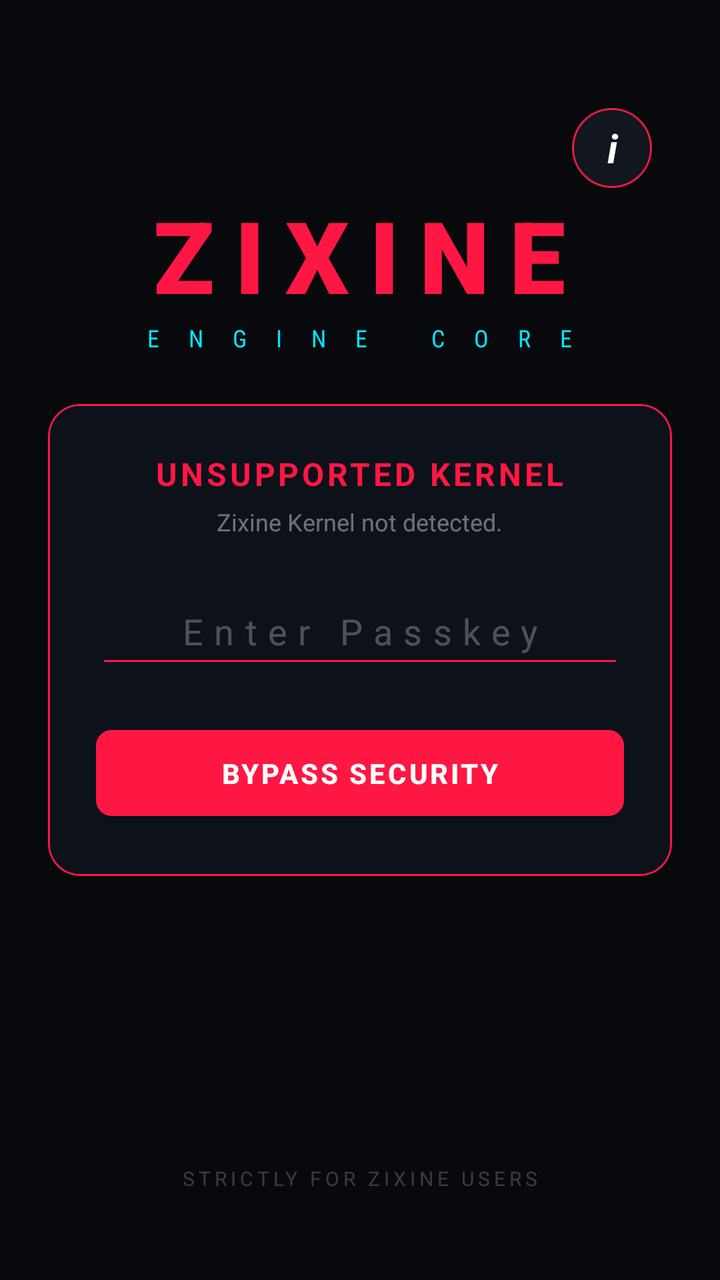
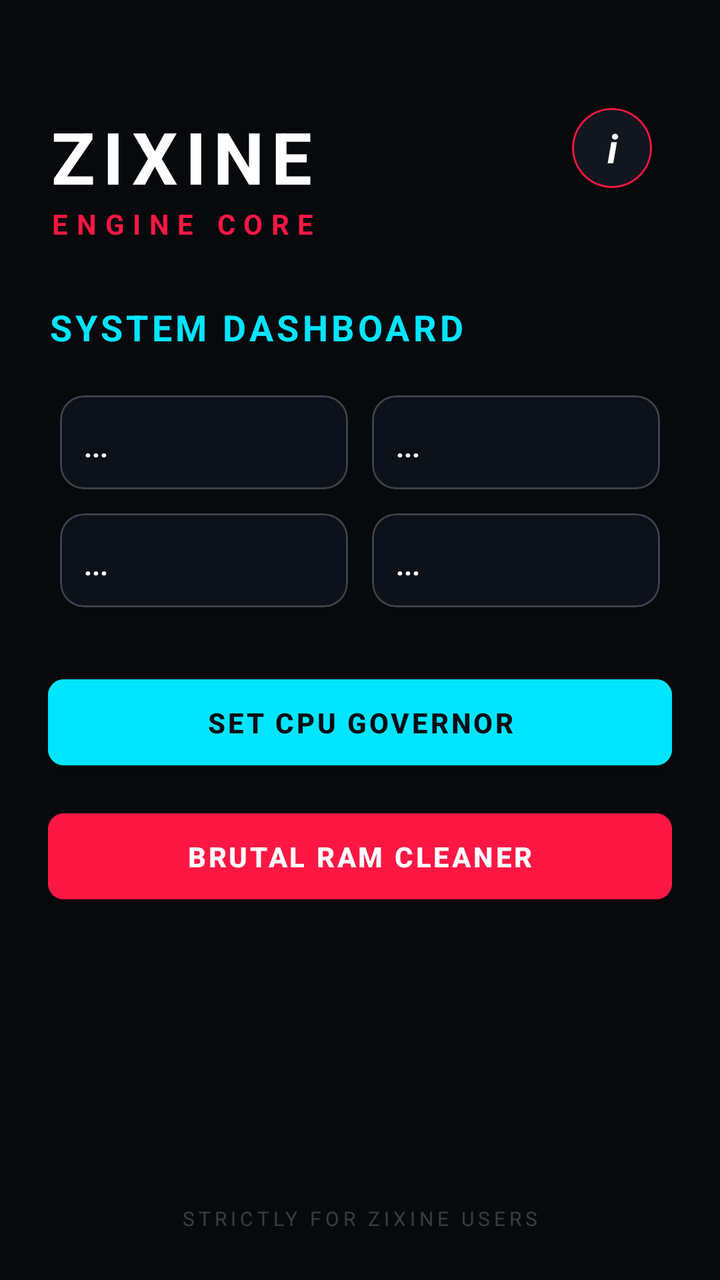

Screens rendered from an Android XML layout before and after an edit, with the pre-edit source and the edit as a unified diff.
<!-- AndroidManifest.xml: application theme Theme.MaterialComponents.DayNight.NoActionBar -->
<!-- res/layout/activity_main.xml -->
<?xml version="1.0" encoding="utf-8"?>
<RelativeLayout xmlns:android="http://schemas.android.com/apk/res/android"
    xmlns:app="http://schemas.android.com/apk/res-auto"
    android:layout_width="match_parent"
    android:layout_height="match_parent"
    android:background="#07090D"
    android:padding="24dp">

    <com.google.android.material.card.MaterialCardView
        android:id="@+id/btn_info"
        android:layout_width="40dp"
        android:layout_height="40dp"
        android:layout_alignParentTop="true"
        android:layout_alignParentEnd="true"
        android:layout_marginTop="30dp"
        android:layout_marginEnd="10dp"
        android:clickable="true"
        android:focusable="true"
        app:cardBackgroundColor="#12161F"
        app:cardCornerRadius="20dp"
        app:strokeColor="#FF1744"
        app:strokeWidth="1dp">
        <TextView
            android:layout_width="match_parent"
            android:layout_height="match_parent"
            android:text="i"
            android:textColor="#FFFFFF"
            android:textSize="20sp"
            android:textStyle="bold|italic"
            android:gravity="center"/>
    </com.google.android.material.card.MaterialCardView>

    <LinearLayout
        android:id="@+id/header"
        android:layout_width="wrap_content"
        android:layout_height="wrap_content"
        android:layout_centerHorizontal="true"
        android:layout_marginTop="70dp"
        android:gravity="center"
        android:orientation="vertical">
        <TextView
            android:layout_width="wrap_content"
            android:layout_height="wrap_content"
            android:text="ZIXINE"
            android:textColor="#FF1744"
            android:textSize="50sp"
            android:fontFamily="sans-serif-black"
            android:letterSpacing="0.2" />
        <TextView
            android:layout_width="wrap_content"
            android:layout_height="wrap_content"
            android:text="E N G I N E   C O R E"
            android:textColor="#00E5FF"
            android:textSize="12sp"
            android:letterSpacing="0.5"
            android:fontFamily="sans-serif-condensed" />
    </LinearLayout>

    <LinearLayout
        android:id="@+id/layout_verified"
        android:layout_width="match_parent"
        android:layout_height="wrap_content"
        android:layout_centerInParent="true"
        android:gravity="center"
        android:orientation="vertical"
        android:visibility="gone">
        <TextView
            android:layout_width="wrap_content"
            android:layout_height="wrap_content"
            android:text="SYSTEM VERIFIED"
            android:textColor="#00E5FF"
            android:textSize="20sp"
            android:textStyle="bold"
            android:letterSpacing="0.1"/>
        <TextView
            android:layout_width="wrap_content"
            android:layout_height="wrap_content"
            android:layout_marginTop="10dp"
            android:text="Close this app and use Quick Settings (Status Bar) to control Zixine Engine."
            android:textColor="#88FFFFFF"
            android:textSize="14sp"
            android:gravity="center"
            android:paddingHorizontal="30dp"/>
    </LinearLayout>

    <com.google.android.material.card.MaterialCardView
        android:id="@+id/layout_locked"
        android:layout_width="match_parent"
        android:layout_height="wrap_content"
        android:layout_centerInParent="true"
        app:cardBackgroundColor="#0D111A"
        app:cardCornerRadius="16dp"
        app:strokeColor="#FF1744"
        app:strokeWidth="1dp"
        android:elevation="10dp">
        <LinearLayout
            android:layout_width="match_parent"
            android:layout_height="wrap_content"
            android:orientation="vertical"
            android:padding="24dp"
            android:gravity="center">
            <TextView
                android:layout_width="wrap_content"
                android:layout_height="wrap_content"
                android:text="UNSUPPORTED KERNEL"
                android:textColor="#FF1744"
                android:textSize="16sp"
                android:textStyle="bold"
                android:letterSpacing="0.1"/>
            <TextView
                android:layout_width="wrap_content"
                android:layout_height="wrap_content"
                android:layout_marginTop="5dp"
                android:text="Zixine Kernel not detected."
                android:textColor="#66FFFFFF"
                android:textSize="12sp" />
            
            <EditText
                android:id="@+id/input_code"
                android:layout_width="match_parent"
                android:layout_height="50dp"
                android:layout_marginTop="20dp"
                android:hint="Enter Passkey"
                android:textColorHint="#44FFFFFF"
                android:textColor="#FFFFFF"
                android:inputType="numberPassword"
                android:gravity="center"
                android:backgroundTint="#FF1744"
                android:textSize="18sp"
                android:letterSpacing="0.3"/>
                
            <Button
                android:id="@+id/btn_unlock"
                android:layout_width="match_parent"
                android:layout_height="55dp"
                android:layout_marginTop="20dp"
                android:text="BYPASS SECURITY"
                android:textColor="#FFFFFF"
                android:textStyle="bold"
                android:backgroundTint="#FF1744"
                app:cornerRadius="8dp"/>
        </LinearLayout>
    </com.google.android.material.card.MaterialCardView>

    <TextView
        android:layout_width="match_parent"
        android:layout_height="wrap_content"
        android:layout_alignParentBottom="true"
        android:layout_marginBottom="20dp"
        android:text="STRICTLY FOR ZIXINE USERS"
        android:textColor="#33FFFFFF"
        android:textSize="10sp"
        android:gravity="center"
        android:letterSpacing="0.2"/>

</RelativeLayout>
<!-- resources referenced by this layout -->
<resources>

</resources>

<!-- the commit's change to res/layout/activity_main.xml (unified diff, before → after) -->
@@ -34,53 +34,24 @@
         android:id="@+id/header"
         android:layout_width="wrap_content"
         android:layout_height="wrap_content"
-        android:layout_centerHorizontal="true"
-        android:layout_marginTop="70dp"
-        android:gravity="center"
-        android:orientation="vertical">
+        android:orientation="vertical"
+        android:layout_marginTop="30dp">
         <TextView
             android:layout_width="wrap_content"
             android:layout_height="wrap_content"
             android:text="ZIXINE"
-            android:textColor="#FF1744"
-            android:textSize="50sp"
-            android:fontFamily="sans-serif-black"
-            android:letterSpacing="0.2" />
-        <TextView
-            android:layout_width="wrap_content"
-            android:layout_height="wrap_content"
-            android:text="E N G I N E   C O R E"
-            android:textColor="#00E5FF"
-            android:textSize="12sp"
-            android:letterSpacing="0.5"
-            android:fontFamily="sans-serif-condensed" />
-    </LinearLayout>
-
-    <LinearLayout
-        android:id="@+id/layout_verified"
-        android:layout_width="match_parent"
-        android:layout_height="wrap_content"
-        android:layout_centerInParent="true"
-        android:gravity="center"
-        android:orientation="vertical"
-        android:visibility="gone">
-        <TextView
-            android:layout_width="wrap_content"
-            android:layout_height="wrap_content"
-            android:text="SYSTEM VERIFIED"
-            android:textColor="#00E5FF"
-            android:textSize="20sp"
+            android:textColor="#FFFFFF"
+            android:textSize="36sp"
             android:textStyle="bold"
             android:letterSpacing="0.1"/>
         <TextView
             android:layout_width="wrap_content"
             android:layout_height="wrap_content"
-            android:layout_marginTop="10dp"
-            android:text="Close this app and use Quick Settings (Status Bar) to control Zixine Engine."
-            android:textColor="#88FFFFFF"
+            android:text="ENGINE CORE"
+            android:textColor="#FF1744"
             android:textSize="14sp"
-            android:gravity="center"
-            android:paddingHorizontal="30dp"/>
+            android:textStyle="bold"
+            android:letterSpacing="0.3"/>
     </LinearLayout>
 
     <com.google.android.material.card.MaterialCardView
@@ -90,31 +61,26 @@
         android:layout_centerInParent="true"
         app:cardBackgroundColor="#0D111A"
         app:cardCornerRadius="16dp"
-        app:strokeColor="#FF1744"
+        app:strokeColor="#33FF1744"
         app:strokeWidth="1dp"
-        android:elevation="10dp">
+        android:visibility="gone">
+
         <LinearLayout
             android:layout_width="match_parent"
             android:layout_height="wrap_content"
             android:orientation="vertical"
-            android:padding="24dp"
-            android:gravity="center">
+            android:padding="24dp">
+
             <TextView
-                android:layout_width="wrap_content"
-                android:layout_height="wrap_content"
-                android:text="UNSUPPORTED KERNEL"
+                android:layout_width="match_parent"
+                android:layout_height="wrap_content"
+                android:text="RESTRICTED AREA"
                 android:textColor="#FF1744"
                 android:textSize="16sp"
                 android:textStyle="bold"
-                android:letterSpacing="0.1"/>
-            <TextView
-                android:layout_width="wrap_content"
-                android:layout_height="wrap_content"
-                android:layout_marginTop="5dp"
-                android:text="Zixine Kernel not detected."
-                android:textColor="#66FFFFFF"
-                android:textSize="12sp" />
-            
+                android:gravity="center"
+                android:letterSpacing="0.2"/>
+
             <EditText
                 android:id="@+id/input_code"
                 android:layout_width="match_parent"
@@ -142,11 +108,141 @@
         </LinearLayout>
     </com.google.android.material.card.MaterialCardView>
 
+    <LinearLayout
+        android:id="@+id/layout_verified"
+        android:layout_width="match_parent"
+        android:layout_height="match_parent"
+        android:layout_below="@id/header"
+        android:layout_marginTop="30dp"
+        android:orientation="vertical"
+        android:visibility="visible">
+
+        <TextView
+            android:layout_width="wrap_content"
+            android:layout_height="wrap_content"
+            android:text="SYSTEM DASHBOARD"
+            android:textColor="#00E5FF"
+            android:textSize="18sp"
+            android:textStyle="bold"
+            android:letterSpacing="0.1"
+            android:layout_marginBottom="16dp"/>
+
+        <GridLayout
+            android:layout_width="match_parent"
+            android:layout_height="wrap_content"
+            android:columnCount="2"
+            android:rowCount="2"
+            android:layout_marginBottom="24dp">
+
+            <com.google.android.material.card.MaterialCardView
+                android:layout_width="0dp"
+                android:layout_height="wrap_content"
+                android:layout_columnWeight="1"
+                android:layout_margin="6dp"
+                app:cardBackgroundColor="#0D111A"
+                app:cardCornerRadius="12dp"
+                app:strokeColor="#33FFFFFF"
+                app:strokeWidth="1dp">
+                <LinearLayout
+                    android:layout_width="match_parent"
+                    android:layout_height="wrap_content"
+                    android:orientation="vertical"
+                    android:padding="12dp">
+                    <TextView android:text="RAM USAGE" android:textColor="#88FFFFFF" android:textSize="10sp" android:textStyle="bold"/>
+                    <TextView android:id="@+id/tv_ram" android:layout_width="wrap_content" android:layout_height="wrap_content" android:text="..." android:textColor="#FFFFFF" android:textSize="14sp" android:layout_marginTop="4dp" android:textStyle="bold"/>
+                </LinearLayout>
+            </com.google.android.material.card.MaterialCardView>
+
+            <com.google.android.material.card.MaterialCardView
+                android:layout_width="0dp"
+                android:layout_height="wrap_content"
+                android:layout_columnWeight="1"
+                android:layout_margin="6dp"
+                app:cardBackgroundColor="#0D111A"
+                app:cardCornerRadius="12dp"
+                app:strokeColor="#33FFFFFF"
+                app:strokeWidth="1dp">
+                <LinearLayout
+                    android:layout_width="match_parent"
+                    android:layout_height="wrap_content"
+                    android:orientation="vertical"
+                    android:padding="12dp">
+                    <TextView android:text="ZRAM (SWAP)" android:textColor="#88FFFFFF" android:textSize="10sp" android:textStyle="bold"/>
+                    <TextView android:id="@+id/tv_zram" android:layout_width="wrap_content" android:layout_height="wrap_content" android:text="..." android:textColor="#FFFFFF" android:textSize="14sp" android:layout_marginTop="4dp" android:textStyle="bold"/>
+                </LinearLayout>
+            </com.google.android.material.card.MaterialCardView>
+
+            <com.google.android.material.card.MaterialCardView
+                android:layout_width="0dp"
+                android:layout_height="wrap_content"
+                android:layout_columnWeight="1"
+                android:layout_margin="6dp"
+                app:cardBackgroundColor="#0D111A"
+                app:cardCornerRadius="12dp"
+                app:strokeColor="#33FFFFFF"
+                app:strokeWidth="1dp">
+                <LinearLayout
+                    android:layout_width="match_parent"
+                    android:layout_height="wrap_content"
+                    android:orientation="vertical"
+                    android:padding="12dp">
+                    <TextView android:text="CPU GOVERNOR" android:textColor="#88FFFFFF" android:textSize="10sp" android:textStyle="bold"/>
+                    <TextView android:id="@+id/tv_cpu" android:layout_width="wrap_content" android:layout_height="wrap_content" android:text="..." android:textColor="#FFFFFF" android:textSize="14sp" android:layout_marginTop="4dp" android:textStyle="bold"/>
+                </LinearLayout>
+            </com.google.android.material.card.MaterialCardView>
+
+            <com.google.android.material.card.MaterialCardView
+                android:layout_width="0dp"
+                android:layout_height="wrap_content"
+                android:layout_columnWeight="1"
+                android:layout_margin="6dp"
+                app:cardBackgroundColor="#0D111A"
+                app:cardCornerRadius="12dp"
+                app:strokeColor="#33FFFFFF"
+                app:strokeWidth="1dp">
+                <LinearLayout
+                    android:layout_width="match_parent"
+                    android:layout_height="wrap_content"
+                    android:orientation="vertical"
+                    android:padding="12dp">
+                    <TextView android:text="BATERAI" android:textColor="#88FFFFFF" android:textSize="10sp" android:textStyle="bold"/>
+                    <TextView android:id="@+id/tv_battery" android:layout_width="wrap_content" android:layout_height="wrap_content" android:text="..." android:textColor="#FFFFFF" android:textSize="14sp" android:layout_marginTop="4dp" android:textStyle="bold"/>
+                </LinearLayout>
+            </com.google.android.material.card.MaterialCardView>
+        </GridLayout>
+
+        <LinearLayout
+            android:layout_width="match_parent"
+            android:layout_height="wrap_content"
+            android:orientation="vertical">
+
+            <Button
+                android:id="@+id/btn_cpu_gov"
+                android:layout_width="match_parent"
+                android:layout_height="55dp"
+                android:text="SET CPU GOVERNOR"
+                android:textColor="#090C15"
+                android:textStyle="bold"
+                android:backgroundTint="#00E5FF"
+                app:cornerRadius="8dp"
+                android:layout_marginBottom="12dp"/>
+
+            <Button
+                android:id="@+id/btn_clean_ram"
+                android:layout_width="match_parent"
+                android:layout_height="55dp"
+                android:text="BRUTAL RAM CLEANER"
+                android:textColor="#FFFFFF"
+                android:textStyle="bold"
+                android:backgroundTint="#FF1744"
+                app:cornerRadius="8dp" />
+        </LinearLayout>
+    </LinearLayout>
+
     <TextView
         android:layout_width="match_parent"
         android:layout_height="wrap_content"
         android:layout_alignParentBottom="true"
-        android:layout_marginBottom="20dp"
         android:text="STRICTLY FOR ZIXINE USERS"
         android:textColor="#33FFFFFF"
         android:textSize="10sp"
